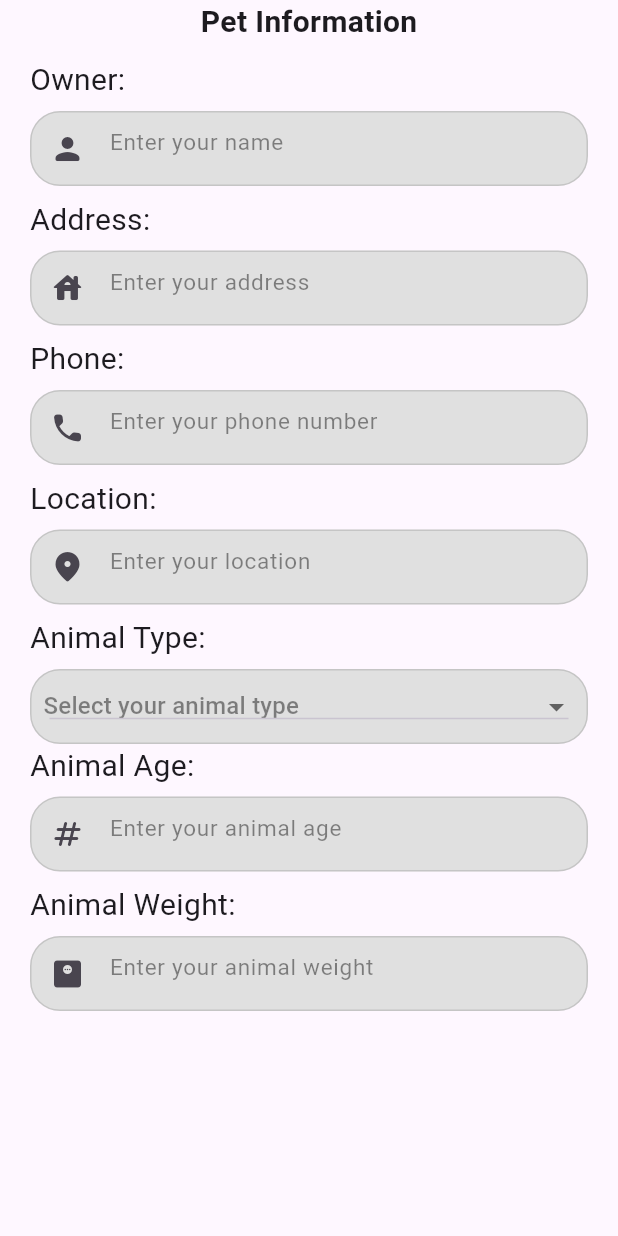
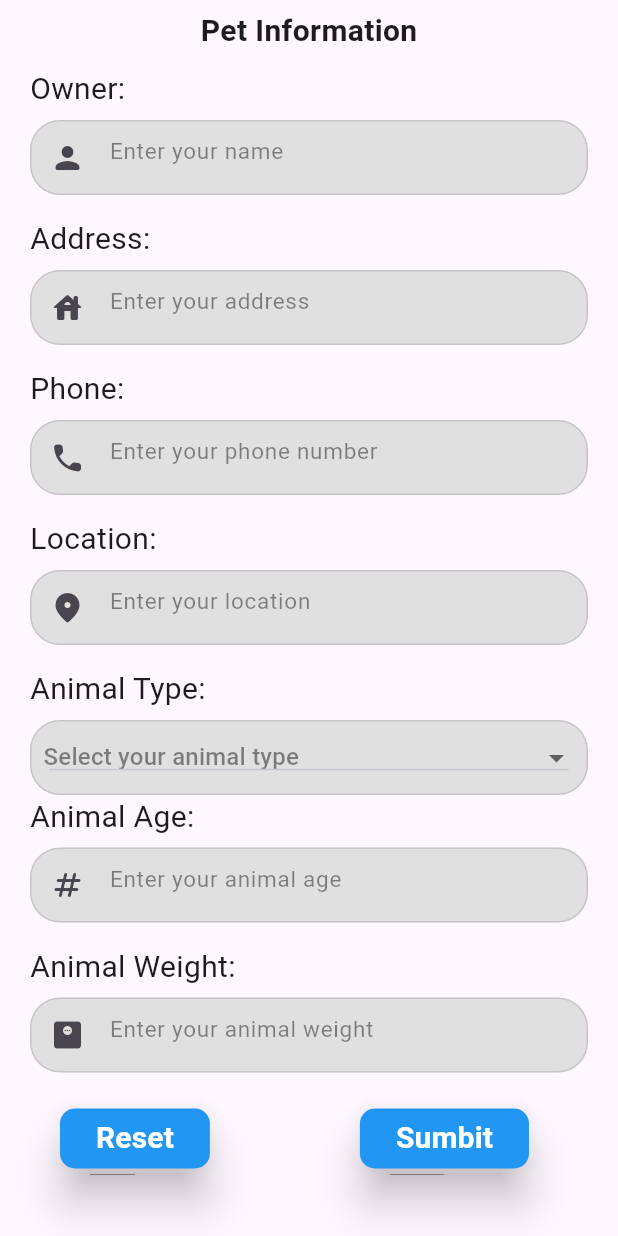
Before and after one commit to monyemad/vetcare_project, a Flutter app: the PetFormScreen screen opened directly, on a phone screen of 412 x 824 dp. Run offline on Flutter 3.47's test engine with Material 3 defaults, Android fonts, the phone set to English and light mode, and no system bars.

Commit message:
testing commit

```diff
--- a/lib/forms_screens.dart/pet_form_page.dart
+++ b/lib/forms_screens.dart/pet_form_page.dart
@@ -1,4 +1,5 @@
 import 'package:flutter/material.dart';
+import 'package:vetcare_project/widget/buttons.dart/custom_row_button.dart';
 import 'package:vetcare_project/widget/login_and_formfield.dart/custom_text.dart';
 import 'package:vetcare_project/widget/login_and_formfield.dart/custom_textformfield.dart';
 import 'package:vetcare_project/widget/radio_and_select.dart/custom_select.dart';
@@ -28,8 +29,12 @@ class _PetFormScreenState extends State<PetFormScreen> {
   Widget build(BuildContext context) {
     return SafeArea(
       child: Scaffold(
-        body: Column(
+        body: SingleChildScrollView(
+          child: Column(
             children: [
+              const SizedBox(
+                height: 6,
+              ),
               const Text(
                 "Pet Information",
                 style: TextStyle(fontSize: 20, fontWeight: FontWeight.bold),
@@ -48,7 +53,7 @@ class _PetFormScreenState extends State<PetFormScreen> {
                 prefixIcon: Icons.person_rounded,
               ),
               const SizedBox(
-              height: 8,
+                height: 15,
               ),
               const CustomText(text: "Address:"),
               const SizedBox(
@@ -61,7 +66,7 @@ class _PetFormScreenState extends State<PetFormScreen> {
                 prefixIcon: Icons.house_rounded,
               ),
               const SizedBox(
-              height: 8,
+                height: 15,
               ),
               const CustomText(text: "Phone:"),
               const SizedBox(
@@ -74,7 +79,7 @@ class _PetFormScreenState extends State<PetFormScreen> {
                 prefixIcon: Icons.phone_rounded,
               ),
               const SizedBox(
-              height: 8,
+                height: 15,
               ),
               const CustomText(text: "Location:"),
               const SizedBox(
@@ -87,7 +92,7 @@ class _PetFormScreenState extends State<PetFormScreen> {
                 prefixIcon: Icons.location_on_rounded,
               ),
               const SizedBox(
-              height: 8,
+                height: 15,
               ),
               const CustomText(text: "Animal Type:"),
               const SizedBox(
@@ -113,7 +118,7 @@ class _PetFormScreenState extends State<PetFormScreen> {
                 prefixIcon: Icons.numbers_rounded,
               ),
               const SizedBox(
-              height: 8,
+                height: 15,
               ),
               const CustomText(text: "Animal Weight:"),
               const SizedBox(
@@ -126,9 +131,18 @@ class _PetFormScreenState extends State<PetFormScreen> {
                 prefixIcon: Icons.monitor_weight_rounded,
               ),
               const SizedBox(
-              height: 8,
+                height: 20,
               ),
+              Padding(
+                padding: const EdgeInsets.symmetric(horizontal: 40.0),
+                child: CustomRowButton(
+                    onPressed1: () {},
+                    onPressed2: () {},
+                    text1: "Reset",
+                    text2: "Sumbit"),
+              )
             ],
+          ),
         ),
       ),
     );
```
Lines whose indentation alone changed are shown as unchanged.
